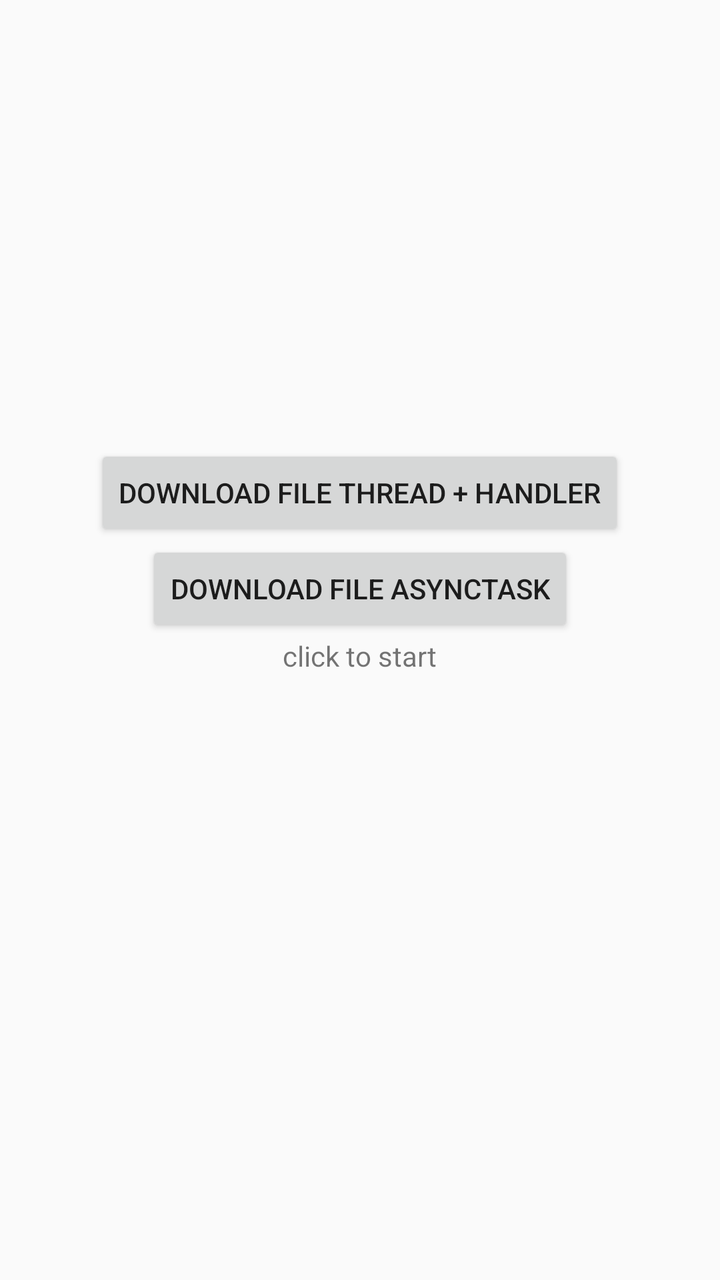
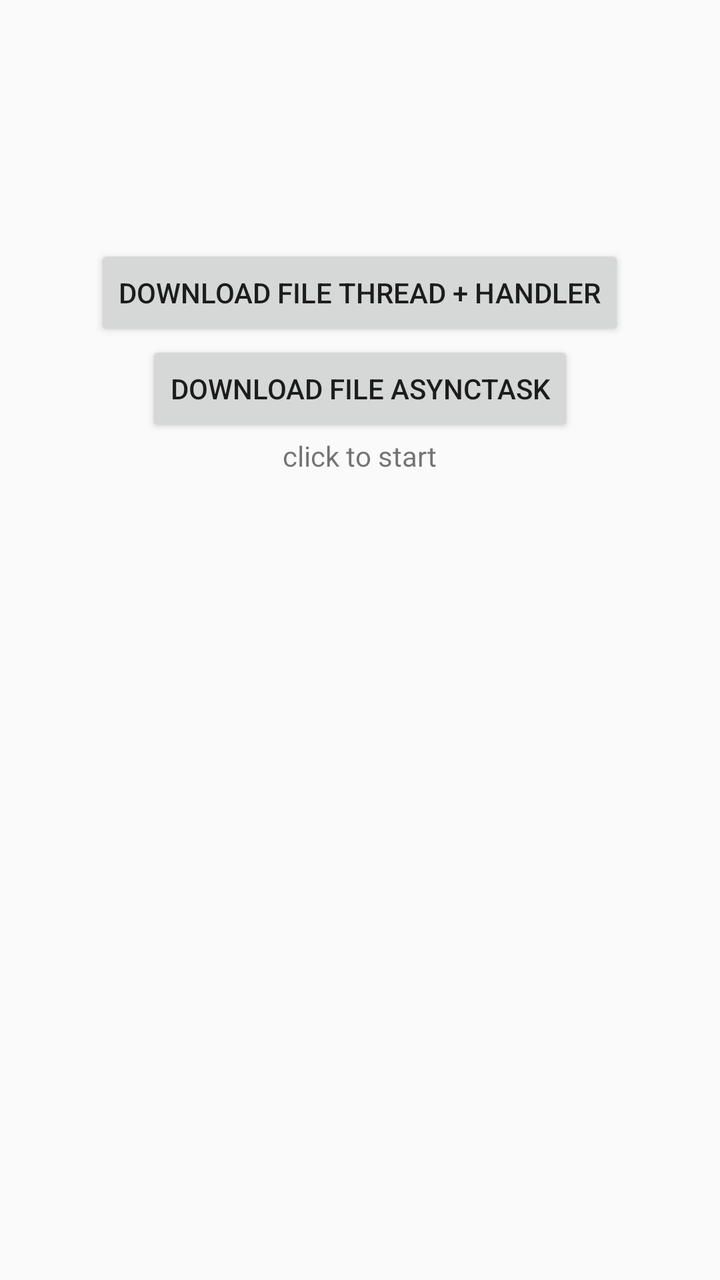

Two renders of the same Android screen: before a commit and after it. Below are the layout's source before the change and the commit's diff.
<!-- AndroidManifest.xml: application theme Theme.SimpleImageDownload -->
<!-- res/layout/activity_main.xml -->
<?xml version="1.0" encoding="utf-8"?>
<LinearLayout xmlns:android="http://schemas.android.com/apk/res/android"
    android:orientation="vertical"
    android:layout_width="fill_parent"
    android:layout_height="fill_parent"
    android:gravity="center">

    <Button android:id="@+id/btnDownloadFile"
        android:layout_width="wrap_content"
        android:layout_height="wrap_content"
        android:text="@string/download_file"
        />

    <Button android:id="@+id/btnDownloadFileAsync"
        android:layout_width="wrap_content"
        android:layout_height="wrap_content"
        android:text="@string/download_file_async"
        />

    <TextView android:id="@+id/status"
        android:layout_width="wrap_content"
        android:layout_height="wrap_content"
        android:text="@string/click_to_start"
        />

    <ImageView
        android:id="@+id/image_view"
        android:layout_width="wrap_content"
        android:layout_height="50dp"
        android:layout_marginTop="30dp"
        />
</LinearLayout>
<!-- resources referenced by this layout -->
<resources>
  <string name="click_to_start">click to start</string>
  <string name="download_file">Download file Thread + Handler</string>
  <string name="download_file_async">Download File AsyncTask</string>
  <style name="Theme.SimpleImageDownload" parent="Base.Theme.SimpleImageDownload" />
  <style name="Base.Theme.SimpleImageDownload" parent="Theme.AppCompat.Light.DarkActionBar">
          
          
      </style>
</resources>

<!-- the commit's change to res/layout/activity_main.xml (unified diff, before → after) -->
@@ -25,8 +25,9 @@
 
     <ImageView
         android:id="@+id/image_view"
-        android:layout_width="wrap_content"
-        android:layout_height="50dp"
+        android:layout_width="match_parent"
+        android:layout_height="250dp"
         android:layout_marginTop="30dp"
-        />
+        android:adjustViewBounds="true"
+        android:scaleType="fitCenter" />
 </LinearLayout>
